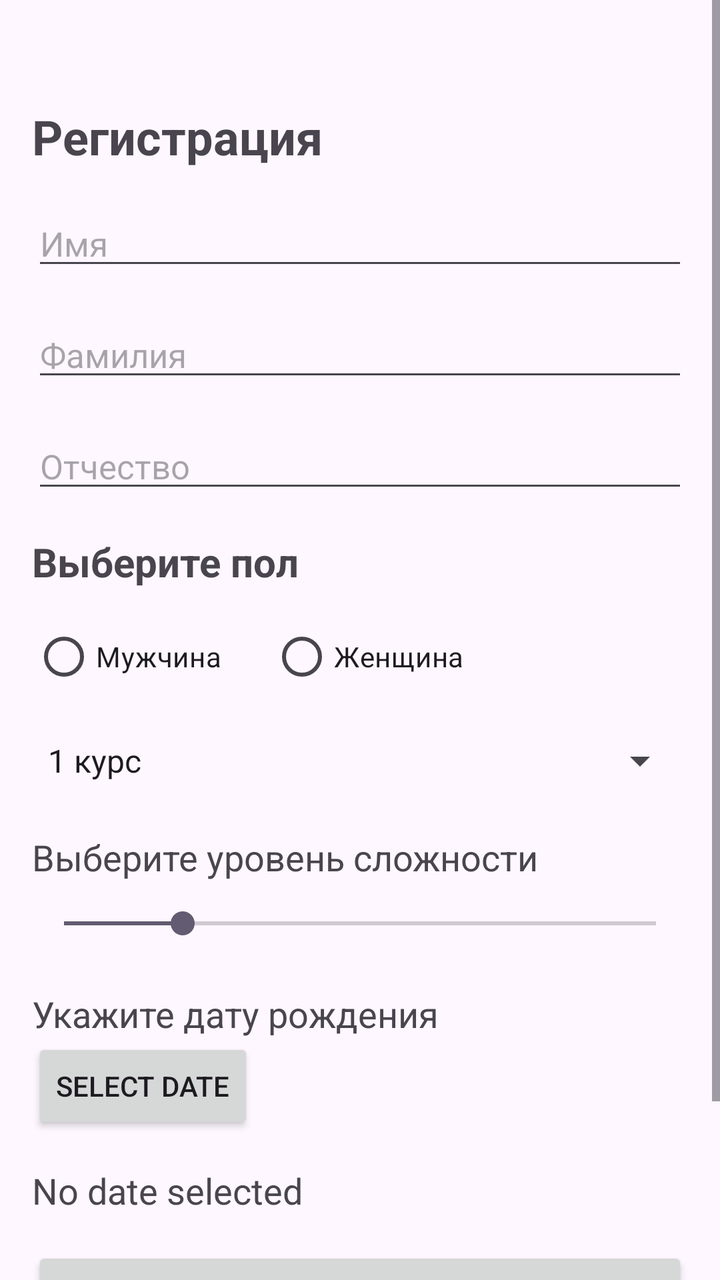
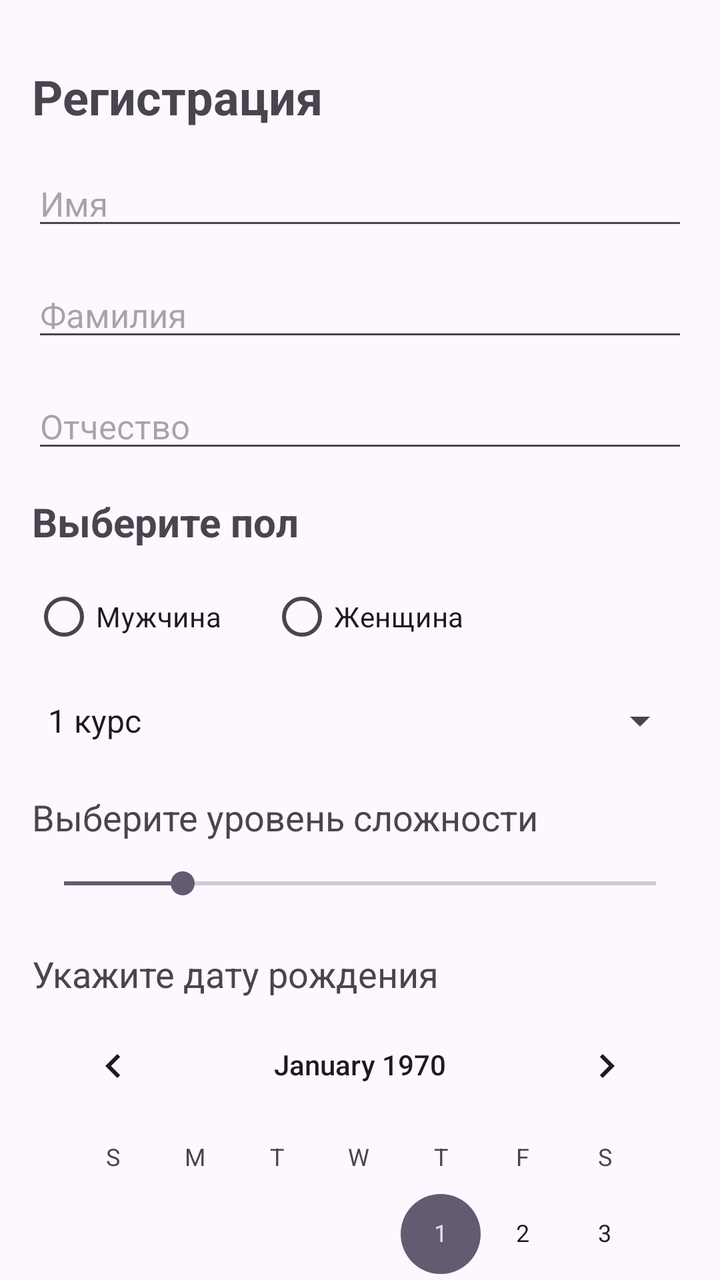

The first picture is an Android layout as it rendered before a commit; the second is the same layout after the commit. The layout source and the unified diff follow.
<!-- AndroidManifest.xml: application theme Theme.Juki -->
<!-- res/layout/registration_form.xml -->
<?xml version="1.0" encoding="utf-8"?>
<ScrollView xmlns:android="http://schemas.android.com/apk/res/android"
    xmlns:tools="http://schemas.android.com/tools"
    android:layout_width="match_parent"
    android:layout_height="match_parent">

    <LinearLayout
        android:layout_width="match_parent"
        android:layout_height="wrap_content"
        android:orientation="vertical"
        android:padding="16dp"
        tools:ignore="ExtraText">

        <TextView
            android:id="@+id/text_registration"
            android:layout_width="wrap_content"
            android:layout_height="wrap_content"
            android:layout_marginTop="36dp"
            android:text="@string/text_greeting"
            android:textSize="24sp"
            android:textStyle="bold" />


        <EditText
            android:id="@+id/name"
            android:layout_width="match_parent"
            android:layout_height="wrap_content"
            android:layout_marginTop="16dp"
            android:autofillHints=""
            android:hint="@string/name"
            android:inputType="text"
            android:textSize="17sp"
            android:textStyle="normal" />

        <EditText
            android:id="@+id/surname"
            android:layout_width="match_parent"
            android:layout_height="wrap_content"
            android:layout_marginTop="16dp"
            android:autofillHints=""
            android:hint="@string/surname"
            android:inputType="text"
            android:textSize="17sp"
            android:textStyle="normal" />

        <EditText
            android:id="@+id/othcestvo"
            android:layout_width="match_parent"
            android:layout_height="wrap_content"
            android:layout_marginTop="16dp"
            android:autofillHints=""
            android:hint="@string/otchestvo"
            android:inputType="text"
            android:textSize="17sp"
            android:textStyle="normal" />

        <TextView
            android:id="@+id/text_greeting"
            android:layout_width="wrap_content"
            android:layout_height="wrap_content"
            android:layout_marginTop="16dp"
            android:layout_marginBottom="10dp"
            android:text="@string/choose_gender"
            android:textSize="20sp"
            android:textStyle="bold" />

        <RadioGroup
            android:id="@+id/myRadioGroup"
            android:layout_width="match_parent"
            android:layout_height="wrap_content"
            android:orientation="horizontal">

            <RadioButton
                android:id="@+id/male"
                android:layout_width="wrap_content"
                android:layout_height="wrap_content"
                android:text="@string/male_gender" />

            <RadioButton
                android:id="@+id/female"
                android:layout_width="wrap_content"
                android:layout_height="wrap_content"
                android:layout_marginStart="24dp"
                android:text="@string/female_gender" />
        </RadioGroup>

        <Spinner
            android:id="@+id/combobox"
            android:layout_width="match_parent"
            android:layout_height="wrap_content"
            android:layout_marginTop="16dp"
            android:entries="@array/course_list"
            android:textSize="17sp"
            android:textStyle="normal" />

        <TextView
            android:id="@+id/difficulty_bar"
            android:layout_width="match_parent"
            android:layout_height="wrap_content"
            android:layout_marginTop="24dp"
            android:text="@string/dif_bar"
            android:textSize="18sp" />

        <SeekBar
            android:id="@+id/seekBar"
            android:layout_width="match_parent"
            android:layout_height="wrap_content"
            android:layout_marginTop="12dp"
            android:max="100"
            android:progress="20" />

        <TextView
            android:id="@+id/tvSelectedDate"
            android:layout_width="match_parent"
            android:layout_height="wrap_content"
            android:layout_marginTop="24dp"
            android:text="@string/text_date"
            android:textSize="18sp" />

        <Button
            android:id="@+id/btnPickDate"
            android:layout_width="wrap_content"
            android:layout_height="wrap_content"
            android:text="Select Date" />

        <TextView
            android:id="@+id/tvSelectDate"
            android:layout_width="wrap_content"
            android:layout_height="wrap_content"
            android:layout_marginTop="16dp"
            android:textSize="18sp"
            android:text="No date selected" />

        <Button
            android:id="@+id/showZnak"
            android:layout_width="match_parent"
            android:layout_height="wrap_content"
            android:layout_marginTop="16dp"
            android:text="@string/show" />

        <TextView
            android:id="@+id/tvResult"
            android:layout_width="match_parent"
            android:layout_height="wrap_content"
            android:layout_marginTop="16dp"
            android:textSize="18sp" />

        <ImageView
            android:id="@+id/ivZodiac"
            android:layout_width="wrap_content"
            android:layout_height="wrap_content"
            android:layout_gravity="center_horizontal"
            android:layout_marginTop="16dp"
            android:adjustViewBounds="true"
            android:maxWidth="255dp"
            android:maxHeight="255dp"
            android:contentDescription="" />

    </LinearLayout>
</ScrollView>
<!-- resources referenced by this layout -->
<resources>
  <string-array name="course_list">
          <item>1 курс</item>
          <item>2 курс</item>
          <item>3 курс</item>
          <item>4 курс</item>
      </string-array>
  <string name="choose_gender">Выберите пол</string>
  <string name="dif_bar">Выберите уровень сложности</string>
  <string name="female_gender">Женщина</string>
  <string name="male_gender">Мужчина</string>
  <string name="name">Имя</string>
  <string name="otchestvo">Отчество</string>
  <string name="show">Показать</string>
  <string name="surname">Фамилия</string>
  <string name="text_date">Укажите дату рождения</string>
  <string name="text_greeting">Регистрация</string>
  <style name="Theme.Juki" parent="Base.Theme.Juki" />
  <style name="Base.Theme.Juki" parent="Theme.Material3.DayNight.NoActionBar">
          
          
      </style>
</resources>

<!-- the commit's change to res/layout/registration_form.xml (unified diff, before → after) -->
@@ -1,8 +1,10 @@
 <?xml version="1.0" encoding="utf-8"?>
-<ScrollView xmlns:android="http://schemas.android.com/apk/res/android"
+<androidx.core.widget.NestedScrollView xmlns:android="http://schemas.android.com/apk/res/android"
     xmlns:tools="http://schemas.android.com/tools"
     android:layout_width="match_parent"
-    android:layout_height="match_parent">
+    android:layout_height="match_parent"
+    android:fillViewport="true"
+    android:overScrollMode="never">
 
     <LinearLayout
         android:layout_width="match_parent"
@@ -15,11 +17,10 @@
             android:id="@+id/text_registration"
             android:layout_width="wrap_content"
             android:layout_height="wrap_content"
-            android:layout_marginTop="36dp"
+            android:layout_marginTop="16dp"
             android:text="@string/text_greeting"
             android:textSize="24sp"
             android:textStyle="bold" />
-
 
         <EditText
             android:id="@+id/name"
@@ -117,19 +118,10 @@
             android:text="@string/text_date"
             android:textSize="18sp" />
 
-        <Button
-            android:id="@+id/btnPickDate"
-            android:layout_width="wrap_content"
-            android:layout_height="wrap_content"
-            android:text="Select Date" />
-
-        <TextView
-            android:id="@+id/tvSelectDate"
-            android:layout_width="wrap_content"
-            android:layout_height="wrap_content"
-            android:layout_marginTop="16dp"
-            android:textSize="18sp"
-            android:text="No date selected" />
+        <CalendarView
+            android:id="@+id/calendarView"
+            android:layout_width="match_parent"
+            android:layout_height="320dp" />
 
         <Button
             android:id="@+id/showZnak"
@@ -147,14 +139,13 @@
 
         <ImageView
             android:id="@+id/ivZodiac"
-            android:layout_width="wrap_content"
-            android:layout_height="wrap_content"
+            android:layout_width="255dp"
+            android:layout_height="255dp"
             android:layout_gravity="center_horizontal"
-            android:layout_marginTop="16dp"
-            android:adjustViewBounds="true"
-            android:maxWidth="255dp"
-            android:maxHeight="255dp"
-            android:contentDescription="" />
+            android:layout_marginTop="20dp"
+            android:layout_marginBottom="20dp"
+            android:contentDescription=""
+            android:visibility="gone" />
 
     </LinearLayout>
-</ScrollView>
+</androidx.core.widget.NestedScrollView>
